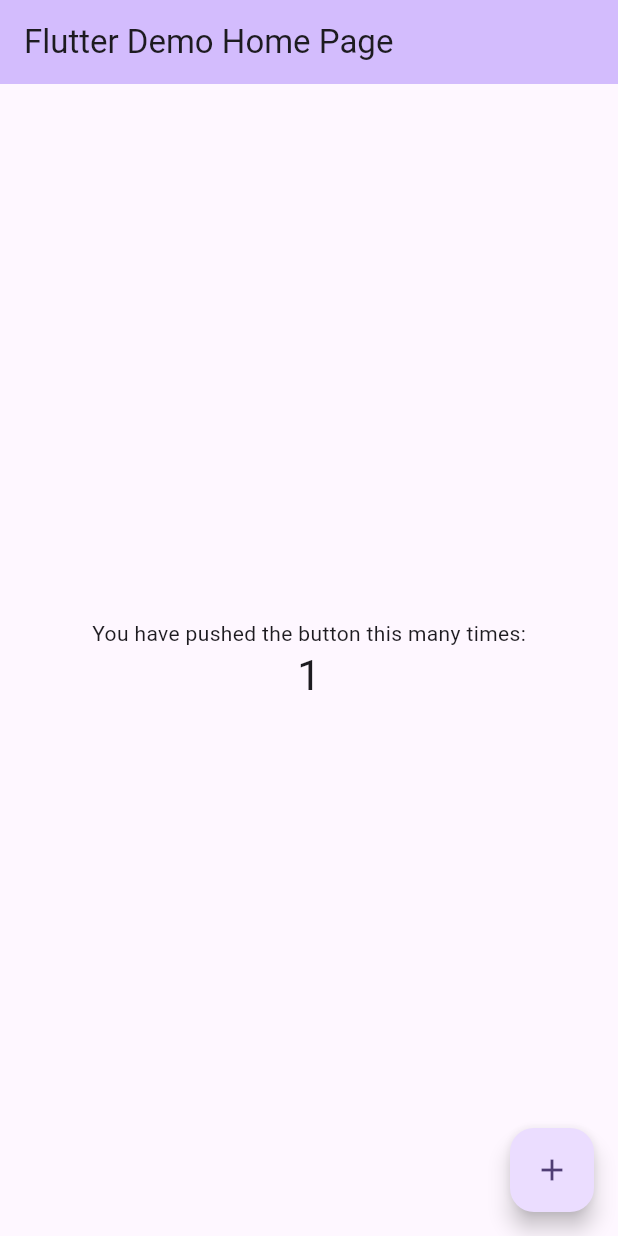
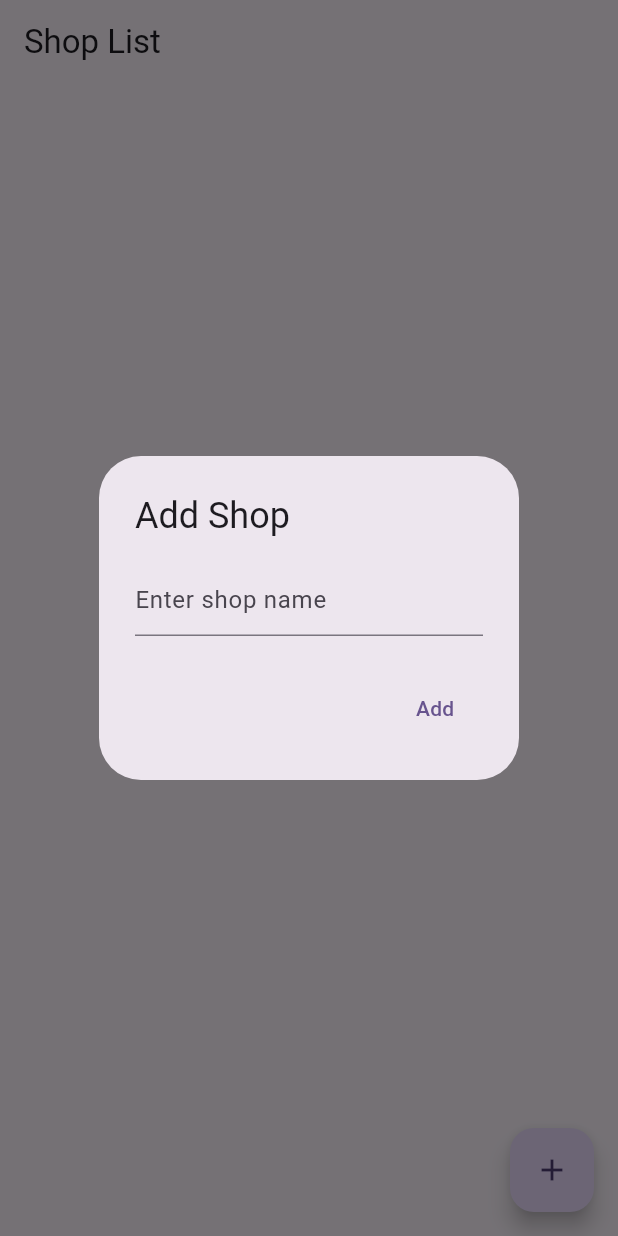
Before and after one commit to amefure/Flutter-Salary-App, a Flutter app: the screen it shows after launch, after a tap on the "add" icon, on a phone screen of 412 x 824 dp. Run offline on Flutter 3.47's test engine with Material 3 defaults, Android fonts, the phone set to English and light mode, and no system bars; our stand-ins replace realm, shared_preferences; generated files the repository leaves out were written again.

Commit message:
登録できるように修正

```diff
--- a/lib/main.dart
+++ b/lib/main.dart
@@ -1,122 +1,36 @@
 import 'package:flutter/material.dart';
+import 'package:provider/provider.dart';
+import 'package:realm/realm.dart';
+import 'package:salary/models/salary.dart';
+import 'package:salary/repository/realm_repository.dart';
+import 'package:salary/viewmodels/salary_viewmodel.dart';
+import 'package:salary/views/salary_list_view.dart';
 
 void main() {
-  runApp(const MyApp());
+  runApp(MyApp());
+  // runApp(
+  //   MultiProvider(
+  //     providers: [
+  //       ChangeNotifierProvider(
+  //         create: (_) => SalaryViewModel(repository),
+  //       ),
+  //     ],
+  //     child: MyApp(),
+  //   ),
+  // );
 }
 
 class MyApp extends StatelessWidget {
   const MyApp({super.key});
 
-  // This widget is the root of your application.
   @override
   Widget build(BuildContext context) {
     return MaterialApp(
       title: 'Flutter Demo',
       theme: ThemeData(
-        // This is the theme of your application.
-        //
-        // TRY THIS: Try running your application with "flutter run". You'll see
-        // the application has a purple toolbar. Then, without quitting the app,
-        // try changing the seedColor in the colorScheme below to Colors.green
-        // and then invoke "hot reload" (save your changes or press the "hot
-        // reload" button in a Flutter-supported IDE, or press "r" if you used
-        // the command line to start the app).
-        //
-        // Notice that the counter didn't reset back to zero; the application
-        // state is not lost during the reload. To reset the state, use hot
-        // restart instead.
-        //
-        // This works for code too, not just values: Most code changes can be
-        // tested with just a hot reload.
         colorScheme: ColorScheme.fromSeed(seedColor: Colors.deepPurple),
       ),
-      home: const MyHomePage(title: 'Flutter Demo Home Page'),
+      home: SalaryListView()
     );
   }
 }
-
-class MyHomePage extends StatefulWidget {
-  const MyHomePage({super.key, required this.title});
-
-  // This widget is the home page of your application. It is stateful, meaning
-  // that it has a State object (defined below) that contains fields that affect
-  // how it looks.
-
-  // This class is the configuration for the state. It holds the values (in this
-  // case the title) provided by the parent (in this case the App widget) and
-  // used by the build method of the State. Fields in a Widget subclass are
-  // always marked "final".
-
-  final String title;
-
-  @override
-  State<MyHomePage> createState() => _MyHomePageState();
-}
-
-class _MyHomePageState extends State<MyHomePage> {
-  int _counter = 0;
-
-  void _incrementCounter() {
-    setState(() {
-      // This call to setState tells the Flutter framework that something has
-      // changed in this State, which causes it to rerun the build method below
-      // so that the display can reflect the updated values. If we changed
-      // _counter without calling setState(), then the build method would not be
-      // called again, and so nothing would appear to happen.
-      _counter++;
-    });
-  }
-
-  @override
-  Widget build(BuildContext context) {
-    // This method is rerun every time setState is called, for instance as done
-    // by the _incrementCounter method above.
-    //
-    // The Flutter framework has been optimized to make rerunning build methods
-    // fast, so that you can just rebuild anything that needs updating rather
-    // than having to individually change instances of widgets.
-    return Scaffold(
-      appBar: AppBar(
-        // TRY THIS: Try changing the color here to a specific color (to
-        // Colors.amber, perhaps?) and trigger a hot reload to see the AppBar
-        // change color while the other colors stay the same.
-        backgroundColor: Theme.of(context).colorScheme.inversePrimary,
-        // Here we take the value from the MyHomePage object that was created by
-        // the App.build method, and use it to set our appbar title.
-        title: Text(widget.title),
-      ),
-      body: Center(
-        // Center is a layout widget. It takes a single child and positions it
-        // in the middle of the parent.
-        child: Column(
-          // Column is also a layout widget. It takes a list of children and
-          // arranges them vertically. By default, it sizes itself to fit its
-          // children horizontally, and tries to be as tall as its parent.
-          //
-          // Column has various properties to control how it sizes itself and
-          // how it positions its children. Here we use mainAxisAlignment to
-          // center the children vertically; the main axis here is the vertical
-          // axis because Columns are vertical (the cross axis would be
-          // horizontal).
-          //
-          // TRY THIS: Invoke "debug painting" (choose the "Toggle Debug Paint"
-          // action in the IDE, or press "p" in the console), to see the
-          // wireframe for each widget.
-          mainAxisAlignment: MainAxisAlignment.center,
-          children: <Widget>[
-            const Text('You have pushed the button this many times:'),
-            Text(
-              '$_counter',
-              style: Theme.of(context).textTheme.headlineMedium,
-            ),
-          ],
-        ),
-      ),
-      floatingActionButton: FloatingActionButton(
-        onPressed: _incrementCounter,
-        tooltip: 'Increment',
-        child: const Icon(Icons.add),
-      ), // This trailing comma makes auto-formatting nicer for build methods.
-    );
-  }
-}
--- a/lib/repository/realm_repository.dart
+++ b/lib/repository/realm_repository.dart
@@ -1,5 +1,5 @@
 import 'package:realm/realm.dart';
-import 'package:salary/Models/salary.dart';
+import 'package:salary/models/salary.dart';
 
 class RealmRepository {
   static final RealmRepository _instance = RealmRepository._internal();
@@ -8,12 +8,11 @@ class RealmRepository {
   factory RealmRepository() => _instance;
 
   RealmRepository._internal() {
-    List<SchemaObject> models = [
+    final config = Configuration.local([
       Salary.schema,
+      PaymentSource.schema,
       AmountItem.schema,
-      PaymentSource.schema
-    ];
-    final config = Configuration.local(models);
+    ]);
     _realm = Realm(config);
   }
 
--- /dev/null
+++ b/lib/views/salary_list_view.dart
@@ -0,0 +1,87 @@
+import 'package:flutter/material.dart';
+import 'package:realm/realm.dart';
+import '../repository/realm_repository.dart';
+import '../models/salary.dart';
+
+class SalaryListView extends StatefulWidget {
+  const SalaryListView({super.key});
+
+  @override
+  _SalaryListViewState createState() => _SalaryListViewState();
+}
+
+class _SalaryListViewState extends State<SalaryListView> {
+  final RealmRepository _realmService = RealmRepository();
+
+  @override
+  Widget build(BuildContext context) {
+    List<Salary> shops = _realmService.fetchAll();
+
+    return Scaffold(
+      appBar: AppBar(title: const Text('Shop List')),
+      body: ListView.builder(
+        itemCount: shops.length,
+        itemBuilder: (context, index) {
+          final shop = shops[index];
+          return ListTile(
+            title: Text(shop.id),
+            trailing: IconButton(
+              icon: const Icon(Icons.delete, color: Colors.red),
+              onPressed: () {
+                _realmService.delete(shop);
+                setState(() {}); // UIを更新
+              },
+            ),
+          );
+        },
+      ),
+      floatingActionButton: FloatingActionButton(
+        onPressed: () => _showAddShopDialog(context),
+        child: const Icon(Icons.add),
+      ),
+    );
+  }
+
+  void _showAddShopDialog(BuildContext context) {
+    final TextEditingController _controller = TextEditingController();
+
+    showDialog(
+      context: context,
+      builder: (context) {
+        return AlertDialog(
+          title: const Text("Add Shop"),
+          content: TextField(
+            controller: _controller,
+            decoration: const InputDecoration(hintText: "Enter shop name"),
+          ),
+          actions: [
+            TextButton(
+              onPressed: () {
+                final newSalary = Salary(
+                  Uuid.v4().toString(),
+                  500000,
+                  100000,
+                  400000,
+                  DateTime.now(),
+                  // paymentAmountItems: [
+                  //   AmountItem('基本給', 400000),
+                  //   AmountItem('手当', 100000),
+                  // ],
+                  // deductionAmountItems: [
+                  //   AmountItem('税金', 50000),
+                  //   AmountItem('保険', 50000),
+                  // ],
+                  // source: PaymentSource('123', '副業'),
+                );
+                _realmService.add<Salary>(newSalary);
+                setState(() {});
+                Navigator.of(context).pop();
+              },
+              child: const Text("Add"),
+            ),
+          ],
+        );
+      },
+    );
+  }
+}
```
Also changed, not shown: lib/viewmodels/salary_viewmodel.dart (added, +22 -0 lines).
